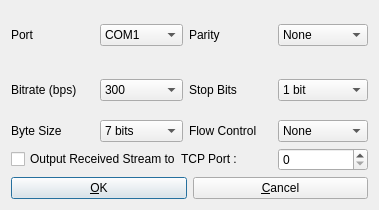
Qt form app/qtapp/appcmn_qt/serioptdlg.ui (lhuisman/myRTKLIB) before a commit.
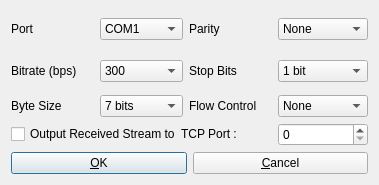
The same form after that commit.

Patch:
```diff
--- a/app/qtapp/appcmn_qt/serioptdlg.ui
+++ b/app/qtapp/appcmn_qt/serioptdlg.ui
@@ -7,7 +7,7 @@
     <x>0</x>
     <y>0</y>
     <width>379</width>
-    <height>210</height>
+    <height>185</height>
    </rect>
   </property>
   <property name="windowTitle">
@@ -31,9 +31,6 @@
    </item>
    <item row="1" column="0">
     <widget class="QLabel" name="Label3">
-     <property name="enabled">
-      <bool>true</bool>
-     </property>
      <property name="toolTip">
       <string/>
      </property>
@@ -106,9 +103,6 @@
    </item>
    <item row="4" column="0">
     <widget class="QLabel" name="Label1">
-     <property name="enabled">
-      <bool>true</bool>
-     </property>
      <property name="toolTip">
       <string/>
      </property>
@@ -119,9 +113,6 @@
    </item>
    <item row="6" column="0">
     <widget class="QLabel" name="Label2">
-     <property name="enabled">
-      <bool>true</bool>
-     </property>
      <property name="toolTip">
       <string/>
      </property>
@@ -149,9 +140,6 @@
    </item>
    <item row="1" column="2">
     <widget class="QLabel" name="Label4">
-     <property name="enabled">
-      <bool>true</bool>
-     </property>
      <property name="toolTip">
       <string/>
      </property>
@@ -162,9 +150,6 @@
    </item>
    <item row="4" column="2">
     <widget class="QLabel" name="Label5">
-     <property name="enabled">
-      <bool>true</bool>
-     </property>
      <property name="toolTip">
       <string/>
      </property>
@@ -175,9 +160,6 @@
    </item>
    <item row="6" column="2">
     <widget class="QLabel" name="Label8">
-     <property name="enabled">
-      <bool>true</bool>
-     </property>
      <property name="toolTip">
       <string/>
      </property>
```
Left out of the diff: 15 changed lines with no effect on the pictures.
